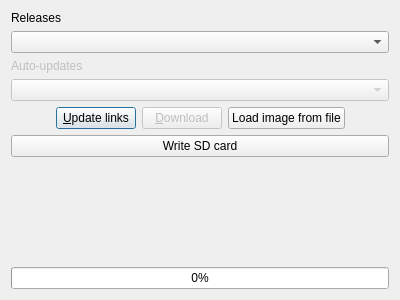
Above: installer.ui from RasPlex/rasplex-installer before the change. Below: the same form after it.
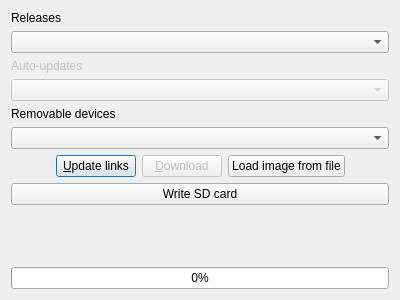
That is the form after the change.

Commit message:
Flash image to SD card in Windows
Seem to be working, no testing done yet of finished SD card done yet

What changed in the file:
```diff
--- a/installer.ui
+++ b/installer.ui
@@ -41,6 +41,16 @@
      </property>
     </widget>
    </item>
+   <item>
+    <widget class="QLabel" name="removableDevicesLabel">
+     <property name="text">
+      <string>Removable devices</string>
+     </property>
+    </widget>
+   </item>
+   <item>
+    <widget class="QComboBox" name="removableDevicesComboBox"/>
+   </item>
    <item>
     <layout class="QHBoxLayout" name="horizontalLayout">
      <item>
```
The commit also changes 7 other files.
